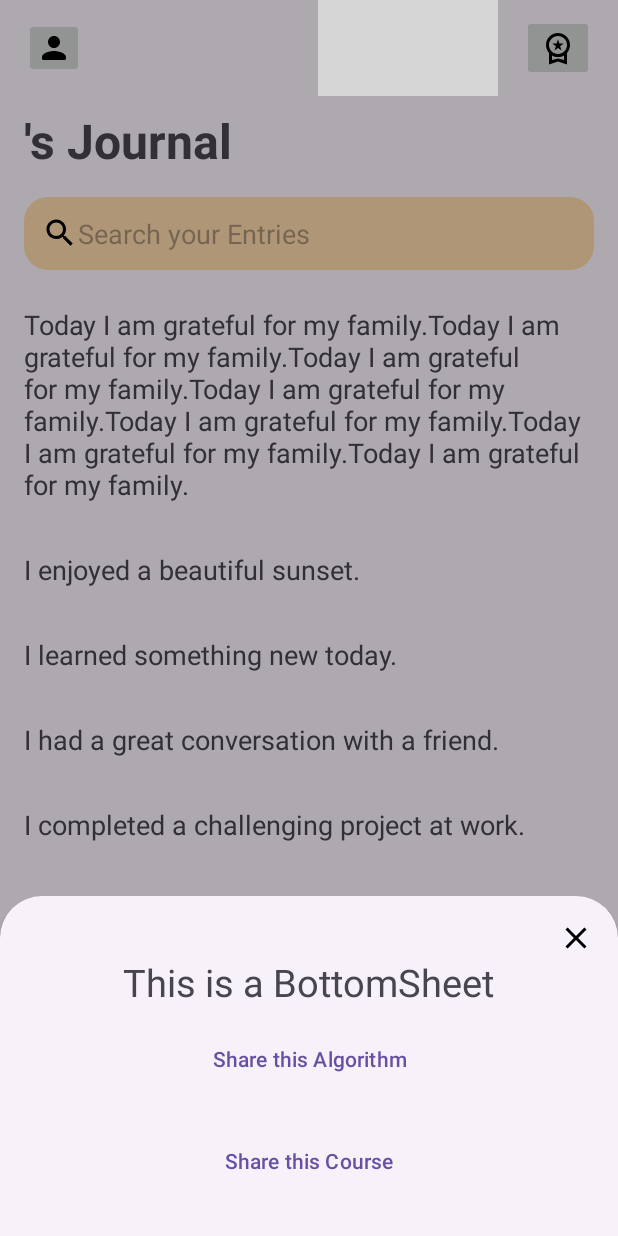
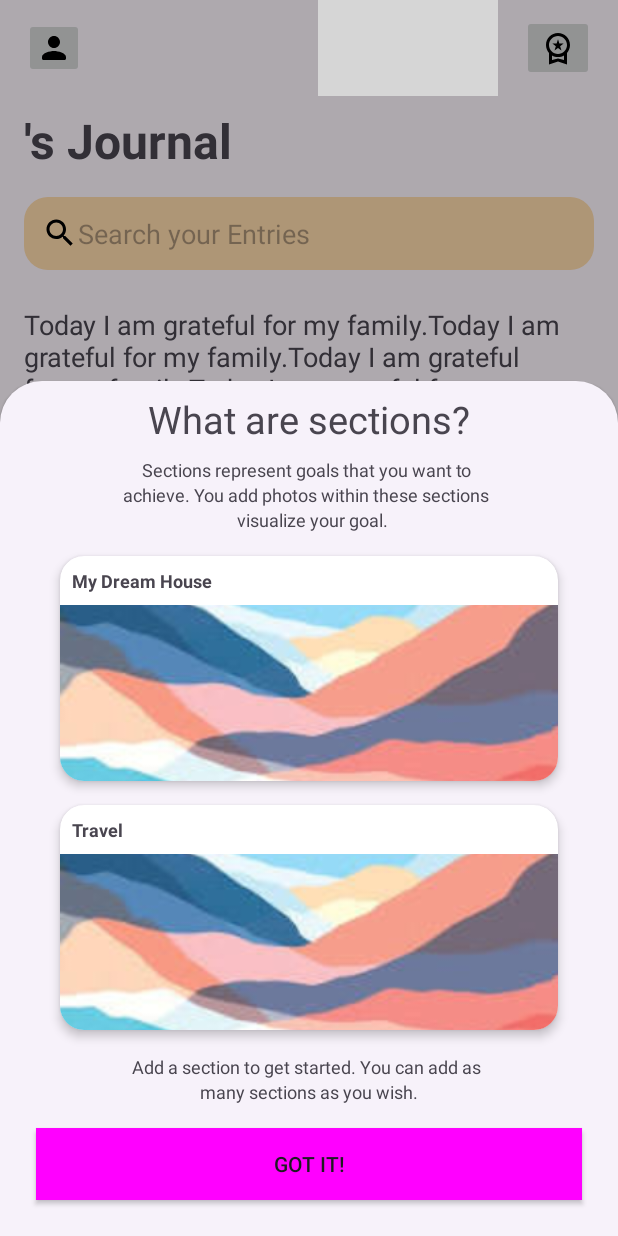
Before and after one commit to siddhant0210/Gratitude_App, an Android app: the fragment SectionBottomSheetFragment placed in its activity, on a phone screen of 412 x 824 dp. Run offline under Robolectric (Android 15) with nearby library versions, the phone set to English and light mode, and no system bars; grey boxes are pictures that could not be loaded.

Commit message:
added image chooser and also set the image in grid layout

```diff
--- a/app/src/main/java/com/example/gratitude/fragments/SectionBottomSheetFragment.kt
+++ b/app/src/main/java/com/example/gratitude/fragments/SectionBottomSheetFragment.kt
@@ -25,14 +25,8 @@ class SectionBottomSheetFragment : BottomSheetDialogFragment() {
     override fun onViewCreated(view: View, savedInstanceState: Bundle?) {
         super.onViewCreated(view, savedInstanceState)
 
-        binding.btnClose.setOnClickListener {
+        binding.btnGotit.setOnClickListener {
             dismiss()
-        }
-
-        binding.algoButton.setOnClickListener {
-        }
-
-        binding.courseButton.setOnClickListener {
         }
     }
 
--- /dev/null
+++ b/app/src/main/res/drawable/baseline_add_24.xml
@@ -0,0 +1,5 @@
+<vector xmlns:android="http://schemas.android.com/apk/res/android" android:height="24dp" android:tint="#000000" android:viewportHeight="24" android:viewportWidth="24" android:width="24dp">
+
+    <path android:fillColor="@android:color/white" android:pathData="M19,13h-6v6h-2v-6H5v-2h6V5h2v6h6v2z"/>
+
+</vector>
--- a/app/src/main/res/layout/fragment_section_bottom_sheet.xml
+++ b/app/src/main/res/layout/fragment_section_bottom_sheet.xml
@@ -1,37 +1,142 @@
 <?xml version="1.0" encoding="utf-8"?>
 <LinearLayout xmlns:android="http://schemas.android.com/apk/res/android"
+    xmlns:app="http://schemas.android.com/apk/res-auto"
     android:layout_width="match_parent"
     android:layout_height="wrap_content"
     android:gravity="center_horizontal"
     android:orientation="vertical"
-    android:padding="16dp">
+    android:padding="8dp">
 
-    <ImageView
-        android:id="@+id/btn_close"
-        android:layout_width="wrap_content"
-        android:layout_height="wrap_content"
-        android:layout_gravity="end"
-        android:contentDescription="close"
-        android:src="@drawable/baseline_clear_24" />
 
     <TextView
         android:layout_width="wrap_content"
         android:layout_height="wrap_content"
-        android:text="This is a BottomSheet"
+        android:text="What are sections?"
         android:textSize="25sp" />
 
-    <Button
-        android:id="@+id/algo_button"
+    <View
+        android:layout_width="match_parent"
+        android:layout_height="8dp" />
+
+    <TextView
         android:layout_width="wrap_content"
         android:layout_height="wrap_content"
-        android:layout_margin="10dp"
-        android:text="Share this Algorithm" />
+        android:layout_marginEnd="1dp"
+        android:text="Sections represent goals that you want to"
+        android:textSize="12sp" />
 
-    <Button
-        android:id="@+id/course_button"
+    <TextView
         android:layout_width="wrap_content"
         android:layout_height="wrap_content"
-        android:layout_margin="10dp"
-        android:text="Share this Course" />
+        android:layout_marginEnd="1dp"
+        android:text=" achieve. You add photos within these sections "
+        android:textSize="12sp" />
+
+    <TextView
+        android:layout_width="wrap_content"
+        android:layout_height="wrap_content"
+        android:text="  visualize your goal."
+        android:textSize="12sp" />
+
+    <androidx.cardview.widget.CardView
+        android:layout_width="match_parent"
+        android:layout_height="150dp"
+        android:layout_gravity="center"
+        android:layout_marginStart="32dp"
+        android:layout_marginTop="16dp"
+        android:layout_marginEnd="32dp"
+        app:cardCornerRadius="16dp"
+        app:cardElevation="4dp">
+
+        <LinearLayout
+            android:layout_width="match_parent"
+            android:layout_height="wrap_content"
+            android:orientation="vertical">
+
+            <TextView
+                android:id="@+id/image_description"
+                android:layout_width="match_parent"
+                android:layout_height="wrap_content"
+                android:gravity="start"
+                android:padding="8dp"
+                android:text="My Dream House"
+                android:textSize="12sp"
+                android:textStyle="bold" />
+
+            <ImageView
+                android:id="@+id/vision_image"
+                android:layout_width="match_parent"
+                android:layout_height="0dp"
+                android:layout_weight="1"
+                android:scaleType="centerCrop"
+                android:src="@drawable/mountain" />
+
+        </LinearLayout>
+
+    </androidx.cardview.widget.CardView>
+
+    <androidx.cardview.widget.CardView
+        android:layout_width="match_parent"
+        android:layout_height="150dp"
+        android:layout_gravity="center"
+        android:layout_marginStart="32dp"
+        android:layout_marginTop="16dp"
+        android:layout_marginEnd="32dp"
+        app:cardCornerRadius="16dp"
+        app:cardElevation="4dp">
+
+        <LinearLayout
+            android:layout_width="match_parent"
+            android:layout_height="wrap_content"
+            android:orientation="vertical">
+
+            <TextView
+                android:id="@+id/image_description2"
+                android:layout_width="match_parent"
+                android:layout_height="wrap_content"
+                android:gravity="start"
+                android:padding="8dp"
+                android:text="Travel"
+                android:textSize="12sp"
+                android:textStyle="bold" />
+
+            <ImageView
+                android:id="@+id/vision_image2"
+                android:layout_width="match_parent"
+                android:layout_height="0dp"
+                android:layout_weight="1"
+                android:scaleType="centerCrop"
+                android:src="@drawable/mountain" />
+
+        </LinearLayout>
+
+    </androidx.cardview.widget.CardView>
+
+    <TextView
+        android:layout_width="wrap_content"
+        android:layout_height="wrap_content"
+        android:layout_marginTop="16dp"
+        android:layout_marginEnd="1dp"
+        android:text="Add a section to get started. You can add as"
+        android:textSize="12sp" />
+
+    <TextView
+        android:layout_width="wrap_content"
+        android:layout_height="wrap_content"
+        android:text="many sections as you wish."
+        android:textSize="12sp" />
+
+    <androidx.appcompat.widget.AppCompatButton
+        android:id="@+id/btn_gotit"
+        android:layout_width="match_parent"
+        android:layout_height="wrap_content"
+        android:layout_gravity="bottom"
+        android:layout_marginStart="16dp"
+        android:layout_marginTop="16dp"
+        android:layout_marginEnd="16dp"
+        android:layout_marginBottom="16dp"
+        android:background="@color/purple"
+        android:text="Got it!"
+        android:visibility="visible" />
 
 </LinearLayout>
```
Also changed, not shown: app/src/main/AndroidManifest.xml (+11 -0 lines), app/src/main/java/com/example/gratitude/adapters/ImageSectionAdapter.kt (added, +32 -0 lines), app/src/main/java/com/example/gratitude/fragments/AddPhotosFragment.kt (added, +181 -0 lines), app/src/main/java/com/example/gratitude/fragments/SectionFragment.kt (+4 -4 lines), app/src/main/java/com/example/gratitude/prefmanager/PrefManager.kt (+8 -0 lines), app/src/main/res/layout/fragment_add_photos.xml (added, +104 -0 lines), app/src/main/res/layout/image_section_item.xml (added, +12 -0 lines).
